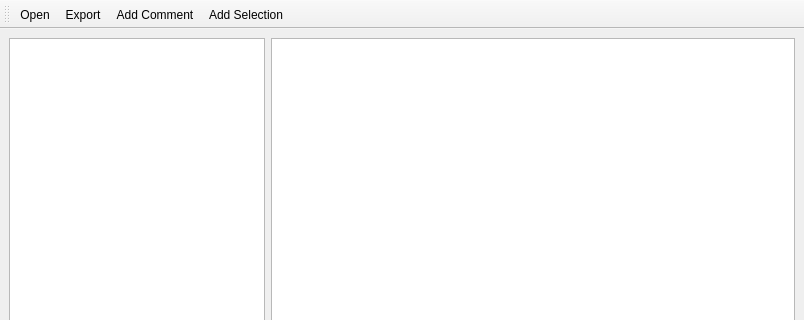
This is gui/ui_MainWindow.ui in arneboe/codecomment as Qt 5 draws it before an edit; both pictures show x 0 to 804 and y 0 to 320 of the 804 by 629 pixel window. The edited form follows.
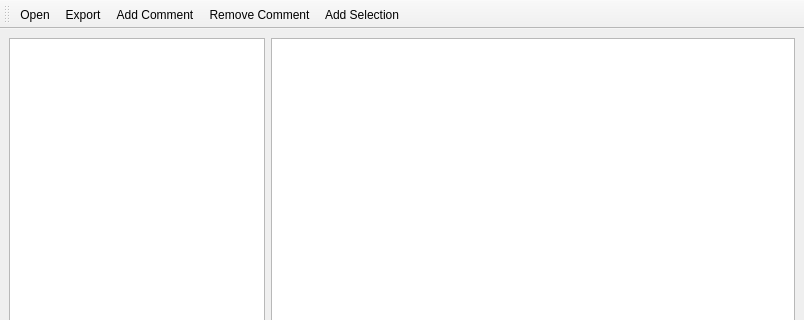
This is the edited form.

Commit message: renaming and enable/disable buttons

The edit to the form file:
```diff
--- a/gui/ui_MainWindow.ui
+++ b/gui/ui_MainWindow.ui
@@ -68,6 +68,7 @@
    <addaction name="actionOpen"/>
    <addaction name="actionExport"/>
    <addaction name="actionAdd_Comment"/>
+   <addaction name="actionRemove_Comment"/>
    <addaction name="actionAdd_Selection"/>
   </widget>
   <action name="actionExport">
@@ -108,6 +109,17 @@
     <string>Alt+S</string>
    </property>
   </action>
+  <action name="actionRemove_Comment">
+   <property name="text">
+    <string>Remove Comment</string>
+   </property>
+   <property name="toolTip">
+    <string>alt + r</string>
+   </property>
+   <property name="shortcut">
+    <string>Alt+R</string>
+   </property>
+  </action>
  </widget>
  <resources/>
  <connections/>
```
The commit also changes 1 other file.
